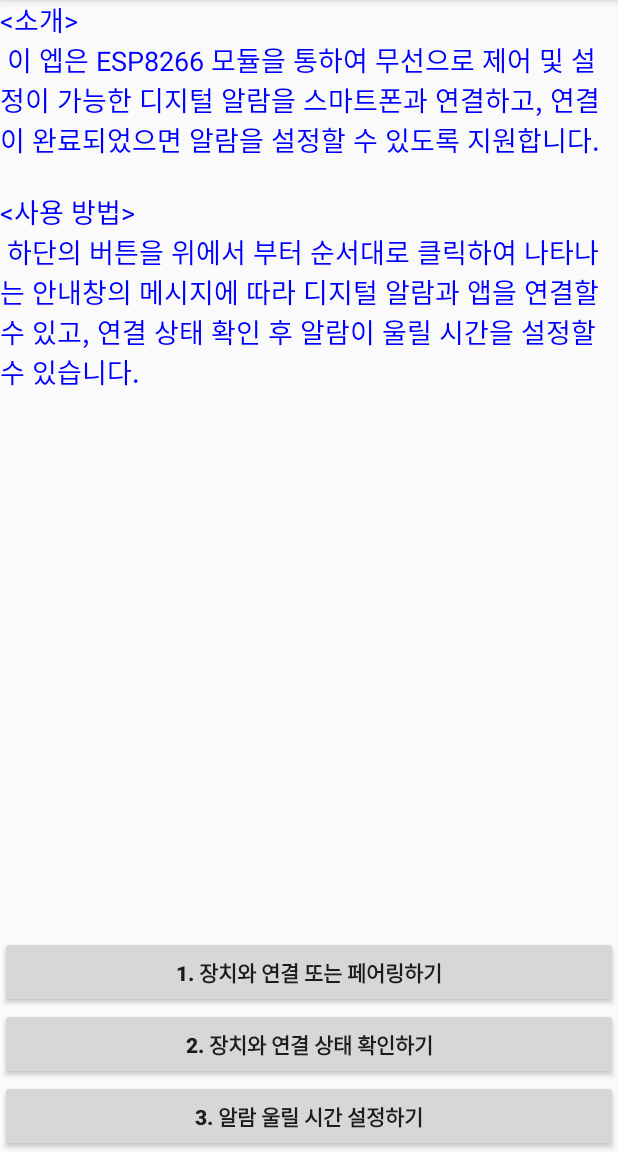
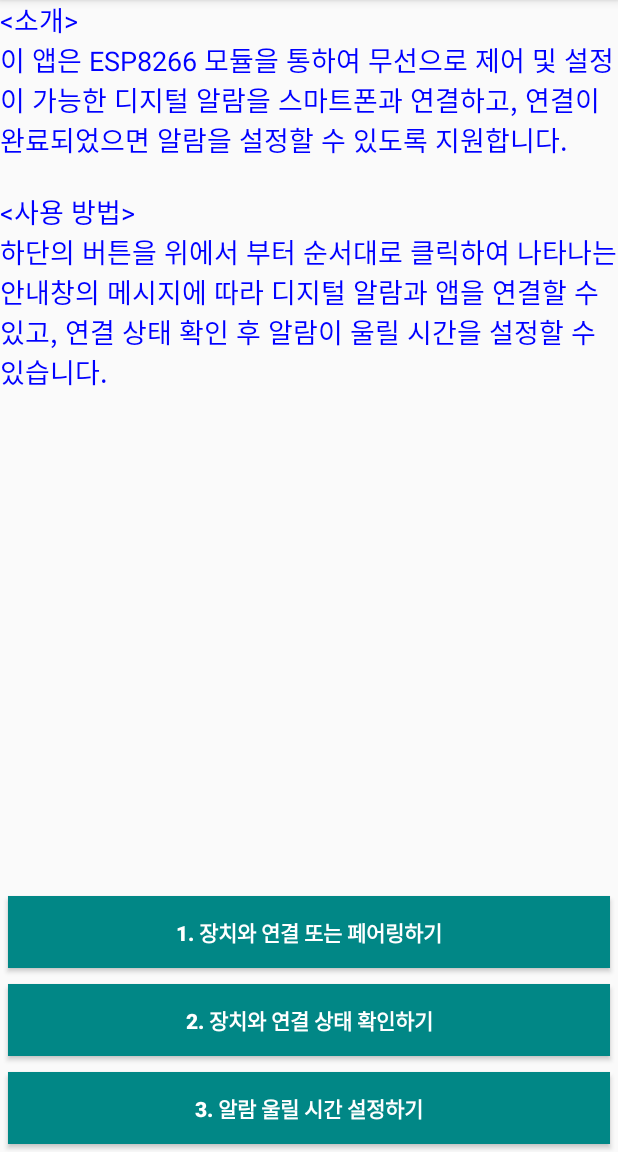
Before and after one commit to choisinho/pcb_pattern_seolgye, an Android app: the screen it shows after launch (MainActivity), on a phone screen of 412 x 824 dp, the part 84-1236 px from its top. Run offline under Robolectric (Android 15) with nearby library versions, the phone set to English and light mode, and no system bars.

Commit message:
Some modifications to the design.

```diff
--- a/alarmcontrol/app/src/main/res/layout/activity_main.xml
+++ b/alarmcontrol/app/src/main/res/layout/activity_main.xml
@@ -24,21 +24,30 @@
             android:id="@+id/btn_connect"
             android:layout_width="match_parent"
             android:layout_height="wrap_content"
+            android:layout_margin="5dp"
+            android:background="@color/teal_700"
             android:text="1. 장치와 연결 또는 페어링하기"
+            android:textColor="@color/white"
             android:textStyle="bold" />
 
         <Button
             android:id="@+id/btn_state"
             android:layout_width="match_parent"
             android:layout_height="wrap_content"
+            android:layout_margin="5dp"
+            android:background="@color/teal_700"
             android:text="2. 장치와 연결 상태 확인하기"
+            android:textColor="@color/white"
             android:textStyle="bold" />
 
         <Button
             android:id="@+id/btn_setting"
             android:layout_width="match_parent"
             android:layout_height="wrap_content"
+            android:layout_margin="5dp"
+            android:background="@color/teal_700"
             android:text="3. 알람 울릴 시간 설정하기"
+            android:textColor="@color/white"
             android:textStyle="bold" />
     </LinearLayout>
 
--- a/alarmcontrol/app/src/main/res/values/strings.xml
+++ b/alarmcontrol/app/src/main/res/values/strings.xml
@@ -1,10 +1,4 @@
 <resources>
     <string name="app_name">alarmcontrol</string>
-    <string name="text"><![CDATA[<소개>\n
-    이 엡은 ESP8266 모듈을 통하여 무선으로 제어 및 설정이 가능한 디지털 알람을 스마트폰과 연결하고,
-    연결이 완료되었으면 알람을 설정할 수 있도록 지원합니다.\n
-    \n<사용 방법>\n
-    하단의 버튼을 위에서 부터 순서대로 클릭하여 나타나는
-    안내창의 메시지에 따라 디지털 알람과 앱을 연결할 수 있고,
-    연결 상태 확인 후 알람이 울릴 시간을 설정할 수 있습니다.]]></string>
+    <string name="text"><![CDATA[<소개>\n이 앱은 ESP8266 모듈을 통하여 무선으로 제어 및 설정이 가능한 디지털 알람을 스마트폰과 연결하고, 연결이 완료되었으면 알람을 설정할 수 있도록 지원합니다.\n\n<사용 방법>\n하단의 버튼을 위에서 부터 순서대로 클릭하여 나타나는 안내창의 메시지에 따라 디지털 알람과 앱을 연결할 수 있고, 연결 상태 확인 후 알람이 울릴 시간을 설정할 수 있습니다.]]></string>
 </resources>
```
Also changed, not shown: 8 other files.
